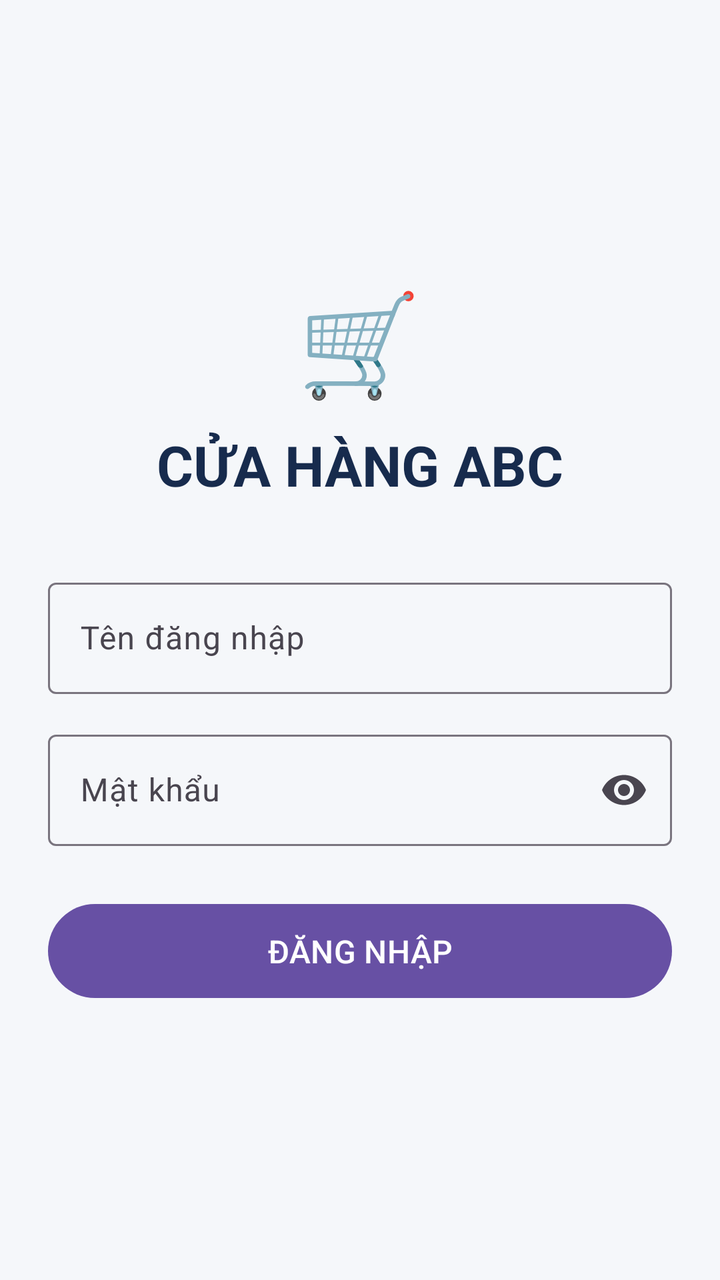
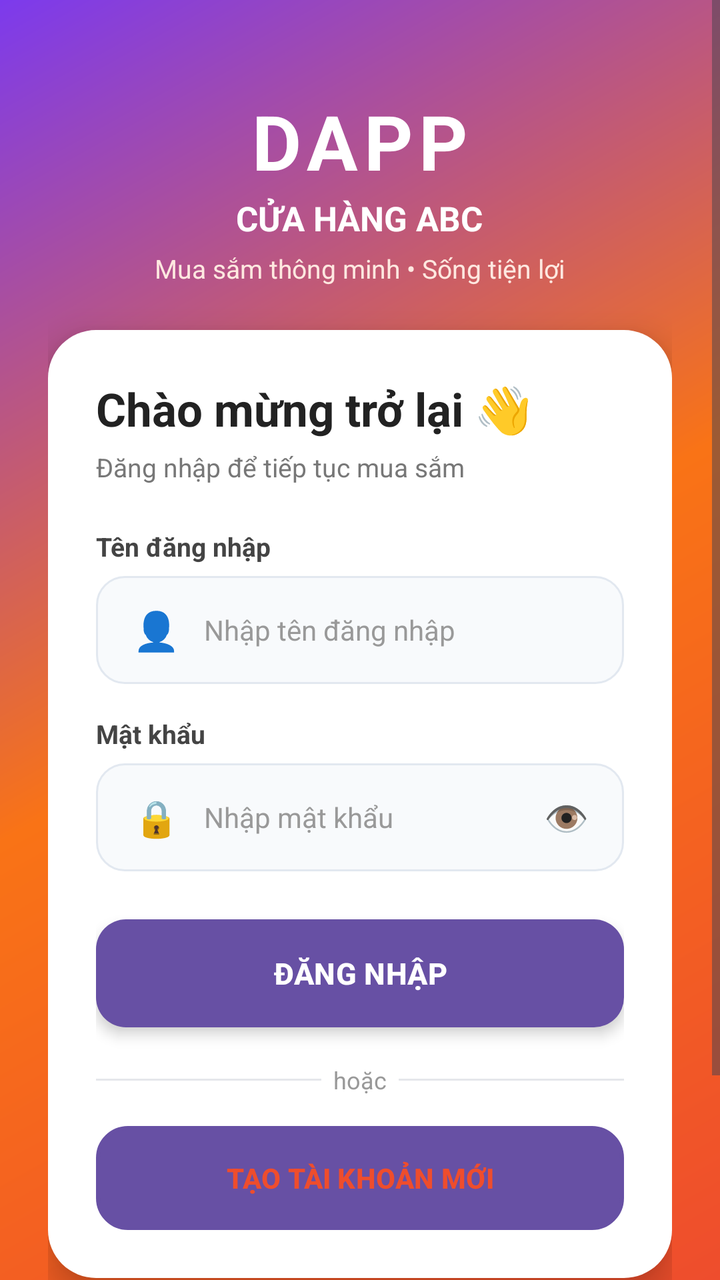

Before-and-after screenshots of an Android layout around one commit, followed by the original layout XML and the change that was made.
<!-- AndroidManifest.xml: application theme Theme.Web_banhang -->
<!-- res/layout/activity_login.xml -->
<?xml version="1.0" encoding="utf-8"?>
<LinearLayout xmlns:android="http://schemas.android.com/apk/res/android"
    xmlns:app="http://schemas.android.com/apk/res-auto"
    android:layout_width="match_parent"
    android:layout_height="match_parent"
    android:orientation="vertical"
    android:gravity="center"
    android:padding="24dp"
    android:background="#F5F7FA">

    <TextView
        android:layout_width="wrap_content"
        android:layout_height="wrap_content"
        android:text="🛒"
        android:textSize="50sp"
        android:layout_marginBottom="10dp" />

    <TextView
        android:layout_width="wrap_content"
        android:layout_height="wrap_content"
        android:text="CỬA HÀNG ABC"
        android:textSize="28sp"
        android:textStyle="bold"
        android:textColor="#172B4D"
        android:layout_marginBottom="35dp" />

    <com.google.android.material.textfield.TextInputLayout
        android:layout_width="match_parent"
        android:layout_height="wrap_content"
        android:hint="Tên đăng nhập">

        <com.google.android.material.textfield.TextInputEditText
            android:id="@+id/edtUsername"
            android:layout_width="match_parent"
            android:layout_height="wrap_content"
            android:inputType="text" />

    </com.google.android.material.textfield.TextInputLayout>

    <com.google.android.material.textfield.TextInputLayout
        android:layout_width="match_parent"
        android:layout_height="wrap_content"
        android:layout_marginTop="15dp"
        android:hint="Mật khẩu"
        app:endIconMode="password_toggle">

        <com.google.android.material.textfield.TextInputEditText
            android:id="@+id/edtPassword"
            android:layout_width="match_parent"
            android:layout_height="wrap_content"
            android:inputType="textPassword" />

    </com.google.android.material.textfield.TextInputLayout>

    <Button
        android:id="@+id/btnLogin"
        android:layout_width="match_parent"
        android:layout_height="55dp"
        android:layout_marginTop="25dp"
        android:text="ĐĂNG NHẬP"
        android:textSize="16sp" />

</LinearLayout>
<!-- resources referenced by this layout -->
<resources>
  <style name="Theme.Web_banhang" parent="Base.Theme.Web_banhang" />
  <style name="Base.Theme.Web_banhang" parent="Theme.Material3.DayNight.NoActionBar">
          
          
      </style>
</resources>

<!-- the commit's change to res/layout/activity_login.xml (unified diff, before → after) -->
@@ -1,63 +1,273 @@
 <?xml version="1.0" encoding="utf-8"?>
-<LinearLayout xmlns:android="http://schemas.android.com/apk/res/android"
-    xmlns:app="http://schemas.android.com/apk/res-auto"
+<ScrollView
+    xmlns:android="http://schemas.android.com/apk/res/android"
     android:layout_width="match_parent"
     android:layout_height="match_parent"
-    android:orientation="vertical"
-    android:gravity="center"
-    android:padding="24dp"
-    android:background="#F5F7FA">
-
-    <TextView
-        android:layout_width="wrap_content"
-        android:layout_height="wrap_content"
-        android:text="🛒"
-        android:textSize="50sp"
-        android:layout_marginBottom="10dp" />
-
-    <TextView
-        android:layout_width="wrap_content"
-        android:layout_height="wrap_content"
-        android:text="CỬA HÀNG ABC"
-        android:textSize="28sp"
-        android:textStyle="bold"
-        android:textColor="#172B4D"
-        android:layout_marginBottom="35dp" />
-
-    <com.google.android.material.textfield.TextInputLayout
+    android:fillViewport="true"
+    android:background="@drawable/bg_login">
+
+    <LinearLayout
         android:layout_width="match_parent"
         android:layout_height="wrap_content"
-        android:hint="Tên đăng nhập">
-
-        <com.google.android.material.textfield.TextInputEditText
-            android:id="@+id/edtUsername"
+        android:orientation="vertical"
+        android:gravity="center_horizontal"
+        android:paddingStart="24dp"
+        android:paddingEnd="24dp"
+        android:paddingTop="30dp"
+        android:paddingBottom="30dp">
+
+        
+
+        <TextView
+            android:layout_width="wrap_content"
+            android:layout_height="wrap_content"
+            android:text="DAPP"
+            android:textSize="38sp"
+            android:textStyle="bold"
+            android:textColor="#FFFFFF"
+            android:letterSpacing="0.08"
+            android:layout_marginTop="15dp"/>
+
+        <TextView
+            android:layout_width="wrap_content"
+            android:layout_height="wrap_content"
+            android:text="CỬA HÀNG ABC"
+            android:textSize="17sp"
+            android:textStyle="bold"
+            android:textColor="#FFFFFF"
+            android:layout_marginTop="2dp"/>
+
+        <TextView
+            android:layout_width="wrap_content"
+            android:layout_height="wrap_content"
+            android:text="Mua sắm thông minh • Sống tiện lợi"
+            android:textSize="13sp"
+            android:textColor="#FFE8E0"
+            android:layout_marginTop="5dp"
+            android:layout_marginBottom="22dp"/>
+
+
+        
+
+        <LinearLayout
             android:layout_width="match_parent"
             android:layout_height="wrap_content"
-            android:inputType="text" />
-
-    </com.google.android.material.textfield.TextInputLayout>
-
-    <com.google.android.material.textfield.TextInputLayout
-        android:layout_width="match_parent"
-        android:layout_height="wrap_content"
-        android:layout_marginTop="15dp"
-        android:hint="Mật khẩu"
-        app:endIconMode="password_toggle">
-
-        <com.google.android.material.textfield.TextInputEditText
-            android:id="@+id/edtPassword"
-            android:layout_width="match_parent"
-            android:layout_height="wrap_content"
-            android:inputType="textPassword" />
-
-    </com.google.android.material.textfield.TextInputLayout>
-
-    <Button
-        android:id="@+id/btnLogin"
-        android:layout_width="match_parent"
-        android:layout_height="55dp"
-        android:layout_marginTop="25dp"
-        android:text="ĐĂNG NHẬP"
-        android:textSize="16sp" />
-
-</LinearLayout>
+            android:orientation="vertical"
+            android:padding="24dp"
+            android:background="@drawable/bg_login_card"
+            android:elevation="10dp">
+
+            
+
+            <TextView
+                android:layout_width="wrap_content"
+                android:layout_height="wrap_content"
+                android:text="Chào mừng trở lại 👋"
+                android:textSize="23sp"
+                android:textStyle="bold"
+                android:textColor="#222222"/>
+
+            <TextView
+                android:layout_width="wrap_content"
+                android:layout_height="wrap_content"
+                android:text="Đăng nhập để tiếp tục mua sắm"
+                android:textSize="13sp"
+                android:textColor="#777777"
+                android:layout_marginTop="5dp"
+                android:layout_marginBottom="22dp"/>
+
+
+            
+
+            <TextView
+                android:layout_width="wrap_content"
+                android:layout_height="wrap_content"
+                android:text="Tên đăng nhập"
+                android:textSize="13sp"
+                android:textStyle="bold"
+                android:textColor="#444444"
+                android:layout_marginBottom="6dp"/>
+
+            <LinearLayout
+                android:layout_width="match_parent"
+                android:layout_height="54dp"
+                android:orientation="horizontal"
+                android:gravity="center_vertical"
+                android:paddingStart="14dp"
+                android:paddingEnd="12dp"
+                android:background="@drawable/bg_login_input">
+
+                <TextView
+                    android:layout_width="32dp"
+                    android:layout_height="match_parent"
+                    android:gravity="center"
+                    android:text="👤"
+                    android:textSize="19sp"/>
+
+                <EditText
+                    android:id="@+id/edtUsername"
+                    android:layout_width="0dp"
+                    android:layout_height="match_parent"
+                    android:layout_weight="1"
+                    android:hint="Nhập tên đăng nhập"
+                    android:textSize="14sp"
+                    android:textColor="#222222"
+                    android:textColorHint="#999999"
+                    android:inputType="text"
+                    android:singleLine="true"
+                    android:background="@android:color/transparent"
+                    android:paddingStart="8dp"
+                    android:paddingEnd="4dp"/>
+
+            </LinearLayout>
+
+
+            
+
+            <TextView
+                android:layout_width="wrap_content"
+                android:layout_height="wrap_content"
+                android:text="Mật khẩu"
+                android:textSize="13sp"
+                android:textStyle="bold"
+                android:textColor="#444444"
+                android:layout_marginTop="16dp"
+                android:layout_marginBottom="6dp"/>
+
+            <LinearLayout
+                android:layout_width="match_parent"
+                android:layout_height="54dp"
+                android:orientation="horizontal"
+                android:gravity="center_vertical"
+                android:paddingStart="14dp"
+                android:paddingEnd="8dp"
+                android:background="@drawable/bg_login_input">
+
+                <TextView
+                    android:layout_width="32dp"
+                    android:layout_height="match_parent"
+                    android:gravity="center"
+                    android:text="🔒"
+                    android:textSize="18sp"/>
+
+                <EditText
+                    android:id="@+id/edtPassword"
+                    android:layout_width="0dp"
+                    android:layout_height="match_parent"
+                    android:layout_weight="1"
+                    android:hint="Nhập mật khẩu"
+                    android:textSize="14sp"
+                    android:textColor="#222222"
+                    android:textColorHint="#999999"
+                    android:inputType="textPassword"
+                    android:singleLine="true"
+                    android:background="@android:color/transparent"
+                    android:paddingStart="8dp"
+                    android:paddingEnd="4dp"/>
+
+                <TextView
+                    android:id="@+id/tvShowPassword"
+                    android:layout_width="42dp"
+                    android:layout_height="match_parent"
+                    android:gravity="center"
+                    android:text="👁"
+                    android:textSize="18sp"
+                    android:clickable="true"
+                    android:focusable="true"/>
+
+            </LinearLayout>
+
+
+            
+
+            <Button
+                android:id="@+id/btnLogin"
+                android:layout_width="match_parent"
+                android:layout_height="54dp"
+                android:layout_marginTop="24dp"
+                android:text="ĐĂNG NHẬP"
+                android:textSize="15sp"
+                android:textStyle="bold"
+                android:textColor="#FFFFFF"
+                android:background="@drawable/bg_login_main_button"
+                android:elevation="4dp"
+                android:stateListAnimator="@null"/>
+
+
+            
+
+            <LinearLayout
+                android:layout_width="match_parent"
+                android:layout_height="wrap_content"
+                android:layout_marginTop="18dp"
+                android:layout_marginBottom="15dp"
+                android:gravity="center_vertical"
+                android:orientation="horizontal">
+
+                <View
+                    android:layout_width="0dp"
+                    android:layout_height="1dp"
+                    android:layout_weight="1"
+                    android:background="#E5E7EB"/>
+
+                <TextView
+                    android:layout_width="wrap_content"
+                    android:layout_height="wrap_content"
+                    android:text="  hoặc  "
+                    android:textSize="12sp"
+                    android:textColor="#999999"/>
+
+                <View
+                    android:layout_width="0dp"
+                    android:layout_height="1dp"
+                    android:layout_weight="1"
+                    android:background="#E5E7EB"/>
+
+            </LinearLayout>
+
+
+            
+
+            <Button
+                android:id="@+id/btnRegister"
+                android:layout_width="match_parent"
+                android:layout_height="52dp"
+                android:text="TẠO TÀI KHOẢN MỚI"
+                android:textSize="14sp"
+                android:textStyle="bold"
+                android:textColor="#EE4D2D"
+                android:background="@drawable/bg_register_button"
+                android:stateListAnimator="@null"/>
+
+        </LinearLayout>
+
+
+        
+
+        <TextView
+            android:id="@+id/tvBackHome"
+            android:layout_width="wrap_content"
+            android:layout_height="48dp"
+            android:layout_marginTop="18dp"
+            android:gravity="center"
+            android:text="←  Quay lại trang chủ"
+            android:textSize="14sp"
+            android:textStyle="bold"
+            android:textColor="#FFFFFF"
+            android:paddingStart="16dp"
+            android:paddingEnd="16dp"
+            android:clickable="true"
+            android:focusable="true"/>
+
+
+        <TextView
+            android:layout_width="wrap_content"
+            android:layout_height="wrap_content"
+            android:text="© 2026 DAPP • CỬA HÀNG ABC"
+            android:textSize="11sp"
+            android:textColor="#FFE8E0"
+            android:layout_marginTop="12dp"/>
+
+    </LinearLayout>
+
+</ScrollView>
<!-- resource entries referenced after the edit -->
@@ -1,5 +1,116 @@
 <!-- resources referenced by this layout -->
 <resources>
+  <!-- drawable bg_login (drawable) -->
+  <?xml version="1.0" encoding="utf-8"?>
+  <shape xmlns:android="http://schemas.android.com/apk/res/android"
+      android:shape="rectangle">
+  
+      <gradient
+          android:type="linear"
+          android:angle="135"
+          android:startColor="#EE4D2D"
+          android:centerColor="#F97316"
+          android:endColor="#7C3AED"/>
+  
+  </shape>
+  <!-- drawable bg_login_card (drawable) -->
+  <?xml version="1.0" encoding="utf-8"?>
+  <shape xmlns:android="http://schemas.android.com/apk/res/android"
+      android:shape="rectangle">
+  
+      <solid android:color="#FFFFFF"/>
+  
+      <corners android:radius="24dp"/>
+  
+      <padding
+          android:left="0dp"
+          android:top="0dp"
+          android:right="0dp"
+          android:bottom="0dp"/>
+  
+  </shape>
+  <!-- drawable bg_login_input (drawable) -->
+  <?xml version="1.0" encoding="utf-8"?>
+  <shape xmlns:android="http://schemas.android.com/apk/res/android"
+      android:shape="rectangle">
+  
+      <solid android:color="#F8FAFC"/>
+  
+      <stroke
+          android:width="1dp"
+          android:color="#E2E8F0"/>
+  
+      <corners android:radius="14dp"/>
+  
+  </shape>
+  <!-- drawable bg_login_main_button (drawable) -->
+  <?xml version="1.0" encoding="utf-8"?>
+  <selector xmlns:android="http://schemas.android.com/apk/res/android">
+  
+      <item android:state_pressed="true">
+          <shape android:shape="rectangle">
+  
+              <gradient
+                  android:angle="0"
+                  android:startColor="#C62828"
+                  android:endColor="#E53935"/>
+  
+              <corners android:radius="15dp"/>
+  
+          </shape>
+      </item>
+  
+      <item>
+          <shape android:shape="rectangle">
+  
+              <gradient
+                  android:angle="0"
+                  android:startColor="#EE4D2D"
+                  android:endColor="#FF6B35"/>
+  
+              <corners android:radius="15dp"/>
+  
+          </shape>
+      </item>
+  
+  </selector>
+  <!-- drawable bg_register_button (drawable) -->
+  <?xml version="1.0" encoding="utf-8"?>
+  <selector xmlns:android="http://schemas.android.com/apk/res/android">
+  
+      <item android:state_pressed="true">
+  
+          <shape android:shape="rectangle">
+  
+              <solid android:color="#FFF0EB"/>
+  
+              <stroke
+                  android:width="2dp"
+                  android:color="#C62828"/>
+  
+              <corners android:radius="15dp"/>
+  
+          </shape>
+  
+      </item>
+  
+      <item>
+  
+          <shape android:shape="rectangle">
+  
+              <solid android:color="#FFFFFF"/>
+  
+              <stroke
+                  android:width="2dp"
+                  android:color="#EE4D2D"/>
+  
+              <corners android:radius="15dp"/>
+  
+          </shape>
+  
+      </item>
+  
+  </selector>
   <style name="Theme.Web_banhang" parent="Base.Theme.Web_banhang" />
   <style name="Base.Theme.Web_banhang" parent="Theme.Material3.DayNight.NoActionBar">
           
